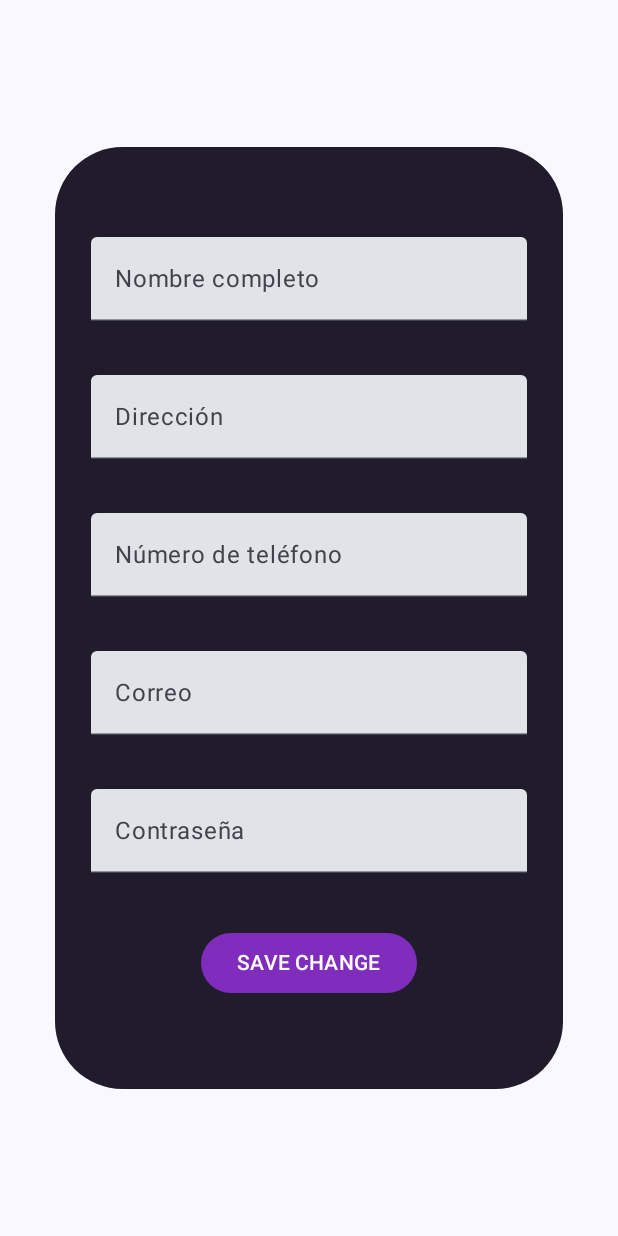
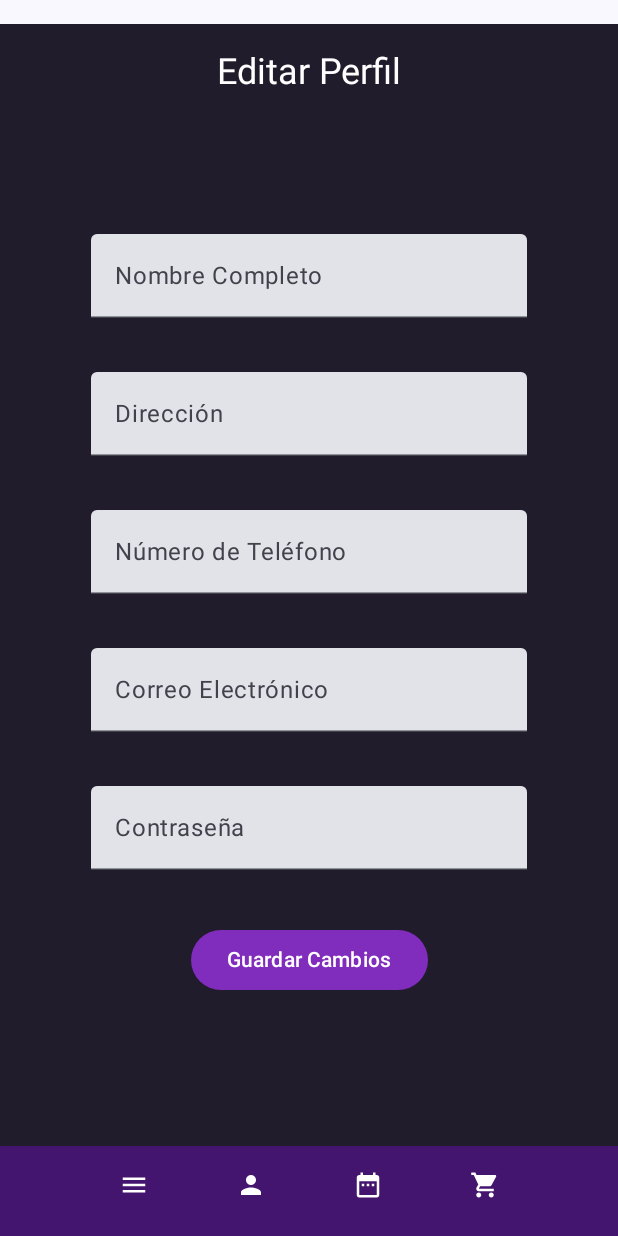
Before and after one commit to valaristizabal/apps-moviles, an Android app built with Jetpack Compose: the composable EditProfileScreen shown on its own in the app's theme, on a phone screen of 412 x 824 dp. Run offline under Robolectric (Android 15) with nearby library versions, the phone set to English and light mode, and no system bars.

Commit message:
funciona avnces

```diff
--- /dev/null
+++ b/ProyectoUniEventos/app/src/main/java/com/unieventos/model/ProfileViewModel.kt
@@ -0,0 +1,21 @@
+package com.unieventos.model
+
+import android.util.Patterns
+import androidx.compose.runtime.getValue
+import androidx.compose.runtime.mutableStateOf
+import androidx.compose.runtime.setValue
+import androidx.lifecycle.ViewModel
+
+class ProfileViewModel : ViewModel() {
+    var fullName by mutableStateOf("")
+    var address by mutableStateOf("")
+    var phoneNumber by mutableStateOf("")
+    var email by mutableStateOf("")
+    var password by mutableStateOf("")
+
+    fun isFullNameValid() = fullName.isNotEmpty()
+    fun isAddressValid() = address.isNotEmpty()
+    fun isPhoneNumberValid() = phoneNumber.isNotEmpty()
+    fun isEmailValid() = Patterns.EMAIL_ADDRESS.matcher(email).matches()
+    fun isPasswordValid() = password.length >= 6
+}
--- a/ProyectoUniEventos/app/src/main/java/com/unieventos/ui/components/navegationBarForm.kt
+++ b/ProyectoUniEventos/app/src/main/java/com/unieventos/ui/components/navegationBarForm.kt
@@ -34,15 +34,15 @@ fun navegationBarForm(
 ) {
     Box(
         modifier = Modifier
-            .fillMaxSize()
+            .fillMaxWidth() // Ocupa solo el ancho, no el alto
+            .height(60.dp)
+            .background(Color(0xFF44156E))
+            .padding(vertical = 16.dp)
     ) {
         Row(
             modifier = Modifier
                 .fillMaxWidth()
-                .height(60.dp)
-                .background(Color(0xFF44156E))
-                .padding(vertical = 16.dp)
-                .padding(bottom = 20.dp), // Ajuste adicional para separar de los botones del sistema
+                .padding(bottom = 8.dp), // Ajuste adicional para evitar que toque los botones del sistema
             horizontalArrangement = Arrangement.Center,
             verticalAlignment = Alignment.CenterVertically
         ) {
--- a/ProyectoUniEventos/app/src/main/java/com/unieventos/ui/navigation/RouterScreen.kt
+++ b/ProyectoUniEventos/app/src/main/java/com/unieventos/ui/navigation/RouterScreen.kt
@@ -17,6 +17,8 @@ sealed class RouterScreen {
     data object makePurchaseScreen : RouterScreen()
     @Serializable
     data object myProfileScreen : RouterScreen()
+    @Serializable
+    data object EditProfileScreen : RouterScreen()
     @Serializable
     data class eventDetailsScreen(val eventId: String) : RouterScreen()
     @Serializable
--- a/ProyectoUniEventos/app/src/main/java/com/unieventos/ui/screens/EditProfileScreen.kt
+++ b/ProyectoUniEventos/app/src/main/java/com/unieventos/ui/screens/EditProfileScreen.kt
@@ -1,63 +1,58 @@
 package com.unieventos.ui.screens
 
-import android.util.Patterns
-import androidx.compose.foundation.Image
 import androidx.compose.foundation.background
-import androidx.compose.foundation.layout.Arrangement
-import androidx.compose.foundation.layout.Box
-import androidx.compose.foundation.layout.Column
-import androidx.compose.foundation.layout.PaddingValues
-import androidx.compose.foundation.layout.Spacer
-import androidx.compose.foundation.layout.fillMaxSize
-import androidx.compose.foundation.layout.fillMaxWidth
-import androidx.compose.foundation.layout.height
-import androidx.compose.foundation.layout.padding
+import androidx.compose.foundation.layout.*
 import androidx.compose.foundation.shape.RoundedCornerShape
 import androidx.compose.foundation.text.KeyboardOptions
-import androidx.compose.material3.Button
-import androidx.compose.material3.ButtonDefaults
-import androidx.compose.material3.Scaffold
-import androidx.compose.material3.Text
-import androidx.compose.material3.TextField
+import androidx.compose.material3.*
 import androidx.compose.runtime.Composable
-import androidx.compose.runtime.getValue
-import androidx.compose.runtime.mutableStateOf
-import androidx.compose.runtime.saveable.rememberSaveable
-import androidx.compose.runtime.setValue
 import androidx.compose.ui.Alignment
 import androidx.compose.ui.Modifier
 import androidx.compose.ui.graphics.Color
-import androidx.compose.ui.layout.ContentScale
-import androidx.compose.ui.res.painterResource
 import androidx.compose.ui.text.input.KeyboardType
 import androidx.compose.ui.unit.dp
-import com.unieventos.R
+import androidx.lifecycle.viewmodel.compose.viewModel
+import com.unieventos.model.ProfileViewModel
 import com.unieventos.ui.components.TextFieldForm
+import com.unieventos.ui.components.navegationBarForm
 
 @Composable
-fun EditProfileScreen() {
-    var fullName by rememberSaveable { mutableStateOf("") }
-    var address by rememberSaveable { mutableStateOf("") }
-    var phoneNumber by rememberSaveable { mutableStateOf("") }
-    var email by rememberSaveable { mutableStateOf("") }
-    var password by rememberSaveable { mutableStateOf("") }
-
-    Scaffold { padding ->
+fun EditProfileScreen(profileViewModel: ProfileViewModel = viewModel()) {
+    Scaffold(
+        bottomBar = {
+            // Barra de navegación al final de la pantalla
+            Box(modifier = Modifier.navigationBarsPadding()) { // Asegura que respete los botones del sistema
+                navegationBarForm(
+                    onNavigationToProfile = { /* Acción para perfil */ },
+                    onNavigationToCart = { /* Acción para carrito */ },
+                    onNavigationToCalendar = { /* Acción para calendario */ }
+                )
+            }
+        }
+    ) { padding ->
         Box(
             modifier = Modifier
                 .fillMaxSize()
+                .padding(padding) // Asegura que el contenido no se solape con la barra de navegación
         ) {
             Column(
                 modifier = Modifier
-                    .padding(padding)
-                    .fillMaxSize(),
+                    .fillMaxSize()
+                    .padding(top = 16.dp) // Ajuste adicional para separar del top
+                    .background(Color(0xFF201c2c)),
                 horizontalAlignment = Alignment.CenterHorizontally,
-                verticalArrangement = Arrangement.Center
+                verticalArrangement = Arrangement.Top // Cambié el verticalArrangement a Top para evitar que se centre
             ) {
+                Text(
+                    text = "Editar Perfil",
+                    style = MaterialTheme.typography.headlineSmall,
+                    color = Color.White,
+                    modifier = Modifier.padding(16.dp)
+                )
                 Box(
                     modifier = Modifier
                         .fillMaxWidth(0.9f)
-                        .padding(16.dp) //para el alrededor de box
+                        .padding(16.dp)
                         .background(
                             color = Color(0xFF201c2c),
                             shape = RoundedCornerShape(45.dp)
@@ -66,103 +61,73 @@ fun EditProfileScreen() {
                 ) {
                     Column(
                         horizontalAlignment = Alignment.CenterHorizontally,
-                        verticalArrangement = Arrangement.Center
+                        verticalArrangement = Arrangement.Top
                     ) {
                         TextFieldForm(
-                            modifier = Modifier
-                                .fillMaxWidth(),
-                            value = fullName,
-                            onValueChange = {
-                                fullName = it
-                            },
-                            supportingText = "El nombre no pued estar vacío",
-                            label = "Nombre completo",
-                            onValidate = {
-                                fullName.length < 1
-                            },
-                            keyboardOptions = KeyboardOptions(keyboardType = KeyboardType.Text),
+                            modifier = Modifier.fillMaxWidth(),
+                            value = profileViewModel.fullName,
+                            onValueChange = { profileViewModel.fullName = it },
+                            supportingText = "Nombre no válido",
+                            label = "Nombre Completo",
+                            onValidate = { !profileViewModel.isFullNameValid() },
+                            keyboardOptions = KeyboardOptions.Default,
                             isPassword = false
                         )
-
                         Spacer(modifier = Modifier.height(20.dp))
 
                         TextFieldForm(
-                            modifier = Modifier
-                                .fillMaxWidth(),
-                            value = address,
-                            onValueChange = {
-                                address = it
-                            },
-                            supportingText = "La dirección no puede estar vacía",
+                            modifier = Modifier.fillMaxWidth(),
+                            value = profileViewModel.address,
+                            onValueChange = { profileViewModel.address = it },
+                            supportingText = "Dirección no válida",
                             label = "Dirección",
-                            onValidate = {
-                                address.length < 1
-                            },
-                            keyboardOptions = KeyboardOptions(keyboardType = KeyboardType.Text),
+                            onValidate = { !profileViewModel.isAddressValid() },
+                            keyboardOptions = KeyboardOptions.Default,
                             isPassword = false
                         )
-
                         Spacer(modifier = Modifier.height(20.dp))
 
                         TextFieldForm(
-                            modifier = Modifier
-                                .fillMaxWidth(),
-                            value = phoneNumber,
-                            onValueChange = {
-                                phoneNumber = it
-                            },
-                            supportingText = "El número de teléfono no puede estar vacío",
-                            label = "Número de teléfono",
-                            onValidate = {
-                                phoneNumber.length < 1
-                            },
+                            modifier = Modifier.fillMaxWidth(),
+                            value = profileViewModel.phoneNumber,
+                            onValueChange = { profileViewModel.phoneNumber = it },
+                            supportingText = "Teléfono no válido",
+                            label = "Número de Teléfono",
+                            onValidate = { !profileViewModel.isPhoneNumberValid() },
                             keyboardOptions = KeyboardOptions(keyboardType = KeyboardType.Phone),
                             isPassword = false
                         )
-
                         Spacer(modifier = Modifier.height(20.dp))
 
                         TextFieldForm(
-                            modifier = Modifier
-                                .fillMaxWidth(),
-                            value = email,
-                            onValueChange = {
-                                email = it
-                            },
-                            supportingText = "El correo debe estar en un formato válido",
-                            label = "Correo",
-                            onValidate = {
-                                !Patterns.EMAIL_ADDRESS.matcher(email).matches()
-                            },
+                            modifier = Modifier.fillMaxWidth(),
+                            value = profileViewModel.email,
+                            onValueChange = { profileViewModel.email = it },
+                            supportingText = "Correo no válido",
+                            label = "Correo Electrónico",
+                            onValidate = { !profileViewModel.isEmailValid() },
                             keyboardOptions = KeyboardOptions(keyboardType = KeyboardType.Email),
                             isPassword = false
                         )
-
                         Spacer(modifier = Modifier.height(20.dp))
 
                         TextFieldForm(
-                            modifier = Modifier
-                                .fillMaxWidth(),
-                            value = password,
-                            onValueChange = {
-                                password = it
-                            },
-                            supportingText = "La contraseña debe tener al menos 6 caracteres",
+                            modifier = Modifier.fillMaxWidth(),
+                            value = profileViewModel.password,
+                            onValueChange = { profileViewModel.password = it },
+                            supportingText = "Contraseña no válida",
                             label = "Contraseña",
-                            onValidate = {
-                                password.length < 6
-                            },
+                            onValidate = { !profileViewModel.isPasswordValid() },
                             keyboardOptions = KeyboardOptions(keyboardType = KeyboardType.Password),
                             isPassword = true
                         )
-
                         Spacer(modifier = Modifier.height(20.dp))
 
                         Button(
-                            onClick = { /*TODO*/ },
+                            onClick = { /* Guardar cambios */ },
                             colors = ButtonDefaults.buttonColors(containerColor = Color(0xFF802cbc))
                         ) {
-                            Text(text = "SAVE CHANGE")
+                            Text(text = "Guardar Cambios")
                         }
                     }
                 }
```
Also changed, not shown: ProyectoUniEventos/app/src/main/java/com/unieventos/MainActivity.kt (+7 -0 lines), ProyectoUniEventos/app/src/main/java/com/unieventos/ui/navigation/Navigation.kt (+33 -50 lines), ProyectoUniEventos/app/src/main/java/com/unieventos/ui/screens/catalogScreen.kt (+4 -6 lines), ProyectoUniEventos/app/src/main/java/com/unieventos/ui/screens/eventDetailsScreen.kt (+22 -21 lines), ProyectoUniEventos/app/src/main/java/com/unieventos/ui/screens/shoppingCartScreen.kt (+19 -18 lines), ProyectoUniEventos/app/src/main/java/com/unieventos/viewModel/EventosViewModel.kt (added, +105 -0 lines), 2 other files.
